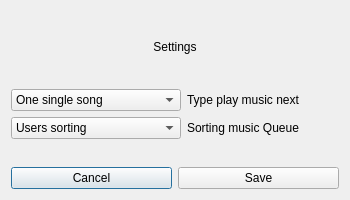
Old version of the form app/windowsetting.ui in the repository dmushynska/uamp.
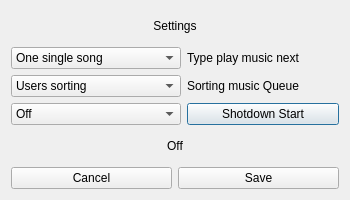
New version of the form.

Patch:
```diff
--- a/app/windowsetting.ui
+++ b/app/windowsetting.ui
@@ -135,8 +135,66 @@
        </item>
       </widget>
      </item>
+     <item row="3" column="0">
+      <widget class="QComboBox" name="Times">
+       <property name="minimumSize">
+        <size>
+         <width>170</width>
+         <height>0</height>
+        </size>
+       </property>
+       <property name="maximumSize">
+        <size>
+         <width>16777215</width>
+         <height>170</height>
+        </size>
+       </property>
+       <item>
+        <property name="text">
+         <string>Off</string>
+        </property>
+       </item>
+       <item>
+        <property name="text">
+         <string>1 minute</string>
+        </property>
+       </item>
+       <item>
+        <property name="text">
+         <string>5 minutes</string>
+        </property>
+       </item>
+       <item>
+        <property name="text">
+         <string>10 minutes</string>
+        </property>
+       </item>
+       <item>
+        <property name="text">
+         <string>15 minutes</string>
+        </property>
+       </item>
+      </widget>
+     </item>
+     <item row="3" column="1">
+      <widget class="QPushButton" name="pushButtonStart">
+       <property name="text">
+        <string>Shotdown Start</string>
+       </property>
+      </widget>
+     </item>
     </layout>
    </item>
+   <item>
+    <widget class="QLabel" name="TimeToShotdown">
+     <property name="text">
+      <string>Off</string>
+     </property>
+     <property name="alignment">
+      <set>Qt::AlignCenter</set>
+     </property>
+    </widget>
+   </item>
    <item>
     <layout class="QHBoxLayout" name="horizontalLayout_3">
      <item>
```
